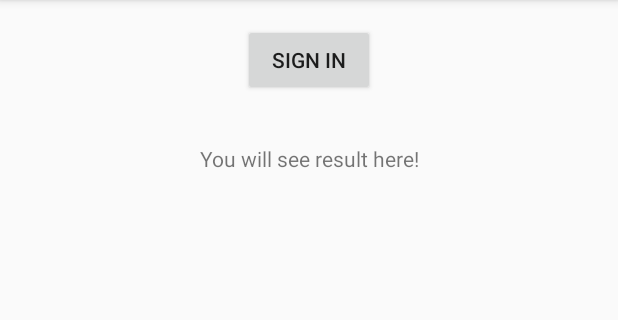
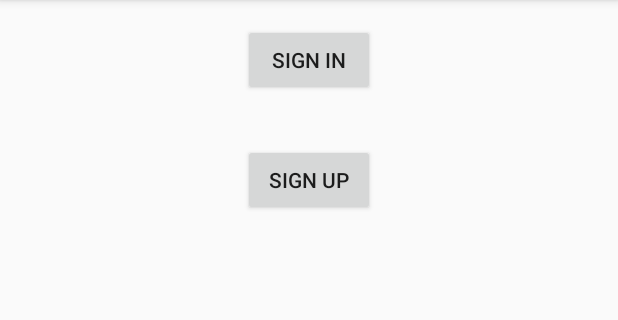
Before and after one commit to nswalke/firebase-sample-app, an Android app: the screen it shows after launch (MainActivity), on a phone screen of 412 x 824 dp, the part 84-404 px from its top. Run offline under Robolectric (Android 15) with nearby library versions, the phone set to English and light mode, and no system bars; our stand-ins replace Firebase (no records; nobody signed in at launch, a user with empty details on screens opened directly); libraries missing offline, so code that uses them is left out: com.facebook, com.firebase.ui; 1 statement that could not run was skipped.

Commit message:
Added sign up activity and user details activity. Implemented firebase sign up using email and password.

```diff
--- a/app/src/main/AndroidManifest.xml
+++ b/app/src/main/AndroidManifest.xml
@@ -18,6 +18,8 @@
                 <category android:name="android.intent.category.LAUNCHER" />
             </intent-filter>
         </activity>
+        <activity android:name=".UserDetailsActivity" />
+        <activity android:name=".SignUpActivity" />
 
         <!--<meta-data android:name="com.facebook.sdk.ApplicationId"
             android:value="@string/facebook_app_id"/>
--- a/app/src/main/java/com/viral/nirmal/firebaseloginsample/MainActivity.java
+++ b/app/src/main/java/com/viral/nirmal/firebaseloginsample/MainActivity.java
@@ -17,7 +17,7 @@ import java.util.List;
 
 public class MainActivity extends AppCompatActivity implements View.OnClickListener {
 
-    private final int RC_FIREBASE_SIGN_IN = 1001;
+    private final int RC_FIREBASE_SIGN_IN = 1001, RC_SIGN_UP = 1002;
 
     private TextView tvMessage;
 
@@ -29,7 +29,9 @@ public class MainActivity extends AppCompatActivity implements View.OnClickListe
         super.onCreate(savedInstanceState);
         setContentView(R.layout.activity_main);
         findViewById(R.id.btn_sign_in).setOnClickListener(this);
+        findViewById(R.id.btn_sign_up).setOnClickListener(this);
         tvMessage = findViewById(R.id.tv_message);
+        tvMessage.setText("");
     }
 
     @Override
@@ -52,6 +54,9 @@ public class MainActivity extends AppCompatActivity implements View.OnClickListe
                 } catch (Exception e) {
                     Log.e(getClass().getName(), "Error occurred trying to create firebase sign in Intent", e);
                 }
+                break;
+            case R.id.btn_sign_up:
+                startActivityForResult(new Intent(this, SignUpActivity.class), RC_SIGN_UP);
                 break;
         }
     }
@@ -79,8 +84,7 @@ public class MainActivity extends AppCompatActivity implements View.OnClickListe
                         switch (mResultCode) {
                             case RESULT_OK:
                                 //successfully signed in
-                                FirebaseUser firebaseUser = FirebaseAuth.getInstance().getCurrentUser();
-                                tvMessage.setText(String.valueOf(firebaseUser));
+                                startActivity(new Intent(this, UserDetailsActivity.class));
                                 break;
                             default:
                                 //some error occurred
@@ -93,6 +97,13 @@ public class MainActivity extends AppCompatActivity implements View.OnClickListe
                         Log.e(getClass().getName(), "error in processing activity result: ", e);
                     }
                     break;
+                case RC_SIGN_UP:
+                    if (mResultCode == RESULT_OK) {
+                        startActivity(new Intent(this, UserDetailsActivity.class));
+                    } else {
+                        tvMessage.setText("Sign Up Failed");
+                    }
+                    break;
             }
             mIntent = null;
             mRequestCode = 0;
--- a/app/src/main/res/layout/activity_main.xml
+++ b/app/src/main/res/layout/activity_main.xml
@@ -13,11 +13,21 @@
         android:padding="12dp"
         android:text="@string/common_signin_button_text" />
 
+    <Button
+        android:id="@+id/btn_sign_up"
+        android:layout_width="wrap_content"
+        android:layout_height="wrap_content"
+        android:layout_below="@+id/btn_sign_in"
+        android:layout_centerHorizontal="true"
+        android:layout_margin="16dp"
+        android:padding="12dp"
+        android:text="@string/sign_up_btn_label" />
+
     <TextView
         android:id="@+id/tv_message"
         android:layout_width="match_parent"
         android:layout_height="wrap_content"
-        android:layout_below="@+id/btn_sign_in"
+        android:layout_below="@+id/btn_sign_up"
         android:layout_centerHorizontal="true"
         android:layout_margin="16dp"
         android:gravity="center"
--- a/app/src/main/res/values/strings.xml
+++ b/app/src/main/res/values/strings.xml
@@ -1,5 +1,6 @@
 <resources>
     <string name="app_name">FirebaseLoginSample</string>
+    <string name="sign_up_btn_label">Sign Up</string>
     <!-- following strings are to be defined as per the project -->
     <!--<string name="default_notification_channel_id"></string>-->
     <!--<string name="facebook_application_id" translatable="false"></string>-->
```
Also changed, not shown: app/src/main/java/com/viral/nirmal/firebaseloginsample/SignUpActivity.java (added, +51 -0 lines), app/src/main/java/com/viral/nirmal/firebaseloginsample/UserDetailsActivity.java (added, +31 -0 lines), app/src/main/res/layout/activity_sign_up.xml (added, +41 -0 lines), app/src/main/res/layout/activity_user_details.xml (added, +19 -0 lines).
